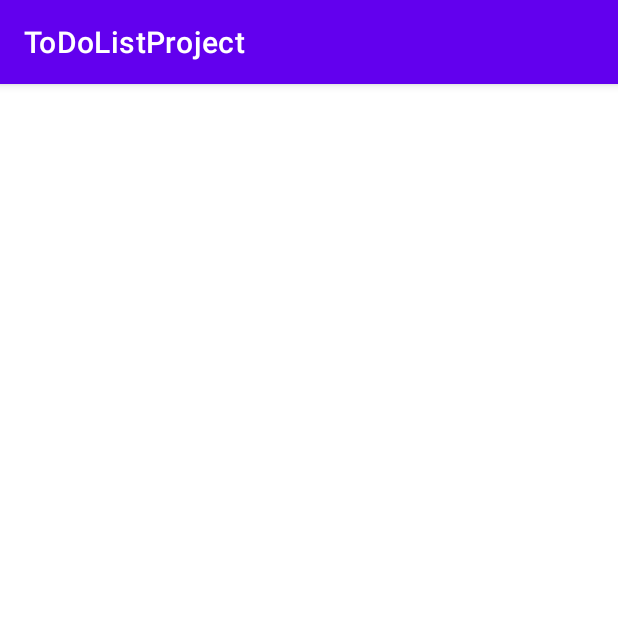
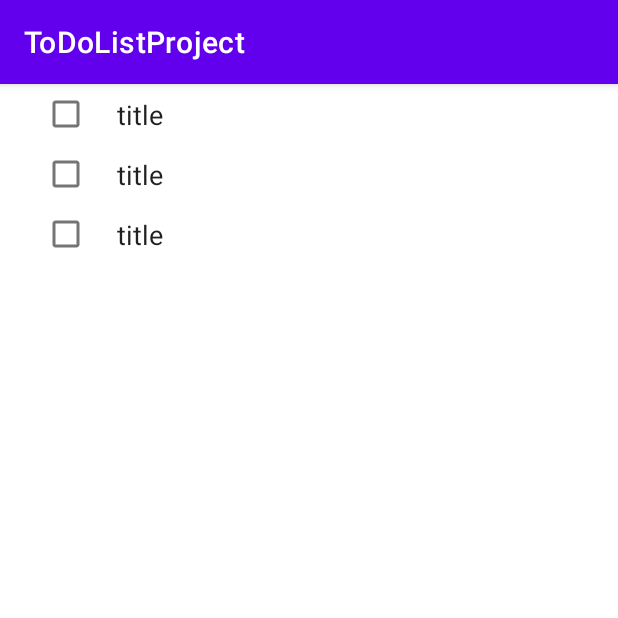
Before and after one commit to asukim2020/ToDoListProject, an Android app: the screen it shows after launch (HomeActivity before the commit, ToDoItemActivity after it), on a phone screen of 412 x 824 dp, the top half of it. Run offline under Robolectric (Android 15) with nearby library versions, the phone set to English and light mode, and no system bars; libraries missing offline, so code that uses them is left out: io.realm, io.realm.log; 4 statements that could not run were skipped.

Commit message:
ToDo RecycerView 만드는 과정 1

```diff
--- a/app/src/main/java/com/asusoft/todolistproject/activity/HomeActivity.kt
+++ b/app/src/main/java/com/asusoft/todolistproject/activity/HomeActivity.kt
@@ -1,16 +1,38 @@
 package com.asusoft.todolistproject.activity
 
+import android.content.Intent
 import androidx.appcompat.app.AppCompatActivity
 import android.os.Bundle
+import android.util.Log
+import com.asusoft.todolistproject.application.ItemApplication
 import com.asusoft.todolistproject.databinding.ActivityHomeBinding
+import io.realm.Realm
 
 class HomeActivity : AppCompatActivity() {
 
+    companion object {
+        var TAG = HomeActivity::class.java.simpleName
+    }
+
     private lateinit var binding: ActivityHomeBinding
+    private lateinit var realm: Realm
 
     override fun onCreate(savedInstanceState: Bundle?) {
         super.onCreate(savedInstanceState)
+        Log.d(TAG, "onCreate()")
         binding = ActivityHomeBinding.inflate(layoutInflater)
         setContentView(binding.root)
+
+        realm = Realm.getInstance(ItemApplication.getRealmConfig())
+
+        val intent = Intent(baseContext, ToDoItemActivity::class.java)
+        // intent.putExtra("myInfo", memberReadDto)
+        startActivity(intent)
+    }
+
+    override fun onDestroy() {
+        super.onDestroy()
+
+        realm.close()
     }
 }
--- /dev/null
+++ b/app/src/main/java/com/asusoft/todolistproject/activity/ToDoItemActivity.kt
@@ -0,0 +1,39 @@
+package com.asusoft.todolistproject.activity
+
+import androidx.appcompat.app.AppCompatActivity
+import android.os.Bundle
+import androidx.recyclerview.widget.LinearLayoutManager
+import com.asusoft.todolistproject.application.ItemApplication
+import com.asusoft.todolistproject.databinding.ActivityToDoItemBinding
+import com.asusoft.todolistproject.recyclerview.RecyclerViewAdapter
+import io.realm.Realm
+
+class ToDoItemActivity : AppCompatActivity() {
+
+    private lateinit var binding: ActivityToDoItemBinding
+    private lateinit var realm: Realm
+
+    private lateinit var adapter: RecyclerViewAdapter
+
+    override fun onCreate(savedInstanceState: Bundle?) {
+        super.onCreate(savedInstanceState)
+        binding = ActivityToDoItemBinding.inflate(layoutInflater)
+        setContentView(binding.root)
+
+        realm = Realm.getInstance(ItemApplication.getRealmConfig())
+
+        val list = ArrayList<Any>()
+        list.add(1)
+        list.add(2)
+        list.add(3)
+
+        adapter = RecyclerViewAdapter(this, list)
+        binding.recyclerView.layoutManager = LinearLayoutManager(baseContext)
+        binding.recyclerView.adapter = adapter
+    }
+
+    override fun onDestroy() {
+        super.onDestroy()
+        realm.close()
+    }
+}
--- a/app/src/main/java/com/asusoft/todolistproject/application/Application.kt
+++ b/app/src/main/java/com/asusoft/todolistproject/application/ItemApplication.kt
@@ -3,6 +3,7 @@ package com.asusoft.todolistproject.application
 import android.app.Application
 import android.content.Context
 import android.graphics.drawable.Drawable
+import android.util.Log
 import androidx.core.content.ContextCompat
 import com.asusoft.todolistproject.util.PreferenceManager
 import io.realm.BuildConfig
@@ -11,10 +12,11 @@ import io.realm.RealmConfiguration
 import io.realm.log.LogLevel
 import io.realm.log.RealmLog
 
-class Application: Application() {
+class ItemApplication: Application() {
 
     companion object {
-        lateinit var instance: Application
+        var TAG = ItemApplication::class.java.simpleName
+        lateinit var instance: ItemApplication
         const val THROTTLE = 1000L
 
         private fun getContext(): Context {
@@ -43,6 +45,7 @@ class Application: Application() {
 
     override fun onCreate() {
         super.onCreate()
+        Log.d(TAG, "onCreate()")
 
         instance = this
         Realm.init(this)
--- /dev/null
+++ b/app/src/main/java/com/asusoft/todolistproject/recyclerview/RecyclerViewAdapter.kt
@@ -0,0 +1,62 @@
+package com.asusoft.todolistproject.recyclerview
+
+import android.util.Log
+import android.view.LayoutInflater
+import android.view.ViewGroup
+import androidx.recyclerview.widget.RecyclerView
+import com.asusoft.todolistproject.R
+import com.asusoft.todolistproject.recyclerview.RecyclerViewType.*
+import com.asusoft.todolistproject.recyclerview.todoitem.ToDoItemHolder
+
+class RecyclerViewAdapter(
+    typeObject: Any,
+    var list: ArrayList<Any>
+): RecyclerView.Adapter<RecyclerView.ViewHolder>() {
+
+    companion object {
+        var TAG = RecyclerViewAdapter::class.java.simpleName
+    }
+
+    private val type = RecyclerViewType.getType(typeObject)
+
+    override fun onCreateViewHolder(parent: ViewGroup, viewType: Int): RecyclerView.ViewHolder {
+        val context = parent.context
+        val inflater = LayoutInflater.from(context)
+
+        return when(type) {
+            TO_DO_ITEM -> {
+                Log.d(TAG, "onCreateViewHolder(): $TO_DO_ITEM")
+                val view = inflater.inflate(R.layout.item_to_do_default, parent, false)
+                ToDoItemHolder(view)
+            }
+        }
+
+    }
+
+    override fun onBindViewHolder(holder: RecyclerView.ViewHolder, position: Int) {
+        if (holder is ViewHolderInterface) {
+            val item = list[position]
+            holder.bind(item)
+        }
+    }
+
+    override fun getItemCount(): Int {
+        return list.size
+    }
+
+    override fun getItemViewType(position: Int): Int {
+        return getType(position)
+    }
+
+    private fun getType(position: Int): Int {
+        val item = list[position]
+
+        return when(type) {
+            TO_DO_ITEM -> {
+                0
+            }
+        }
+
+        return 0
+    }
+}
--- /dev/null
+++ b/app/src/main/java/com/asusoft/todolistproject/recyclerview/RecyclerViewType.kt
@@ -0,0 +1,16 @@
+package com.asusoft.todolistproject.recyclerview
+
+import com.asusoft.todolistproject.activity.ToDoItemActivity
+
+enum class RecyclerViewType(val value: Int) {
+    TO_DO_ITEM(0);
+
+    companion object {
+        fun getType(typeObject: Any): RecyclerViewType {
+            return when(typeObject) {
+                is ToDoItemActivity -> TO_DO_ITEM
+                else -> TO_DO_ITEM
+            }
+        }
+    }
+}
--- /dev/null
+++ b/app/src/main/java/com/asusoft/todolistproject/recyclerview/ViewHolderInterface.kt
@@ -0,0 +1,5 @@
+package com.asusoft.todolistproject.recyclerview
+
+interface ViewHolderInterface {
+    fun bind(item: Any)
+}
--- /dev/null
+++ b/app/src/main/java/com/asusoft/todolistproject/recyclerview/todoitem/ToDoItemHolder.kt
@@ -0,0 +1,15 @@
+package com.asusoft.todolistproject.recyclerview.todoitem
+
+import android.view.View
+import androidx.recyclerview.widget.RecyclerView
+import com.asusoft.todolistproject.recyclerview.ViewHolderInterface
+
+class ToDoItemHolder(
+    val view: View
+): RecyclerView.ViewHolder(view), ViewHolderInterface {
+
+    override fun bind(item: Any) {
+
+    }
+
+}
--- /dev/null
+++ b/app/src/main/java/com/asusoft/todolistproject/recyclerview/todoitem/ToDoItemType.kt
@@ -0,0 +1,6 @@
+package com.asusoft.todolistproject.recyclerview.todoitem
+
+enum class ToDoItemType(val value: Int) {
+    ITEM(0),
+    ADD(1);
+}
--- a/app/src/main/java/com/asusoft/todolistproject/util/PreferenceManager.kt
+++ b/app/src/main/java/com/asusoft/todolistproject/util/PreferenceManager.kt
@@ -2,7 +2,7 @@ package com.asusoft.todolistproject.util
 
 import android.content.Context
 import android.content.SharedPreferences
-import com.asusoft.todolistproject.application.Application
+import com.asusoft.todolistproject.application.ItemApplication
 
 /**
  *
@@ -18,9 +18,9 @@ object PreferenceManager {
     const val DEFAULT_VALUE_LONG = -1L
     const val DEFAULT_VALUE_FLOAT = -1f
 
-    lateinit var context: Application
+    lateinit var context: ItemApplication
 
-    fun setApplicationContext(context: Application) {
+    fun setApplicationContext(context: ItemApplication) {
         this.context = context
     }
 
--- a/app/src/main/res/layout/activity_home.xml
+++ b/app/src/main/res/layout/activity_home.xml
@@ -1,5 +1,6 @@
 <?xml version="1.0" encoding="utf-8"?>
-<androidx.constraintlayout.widget.ConstraintLayout xmlns:android="http://schemas.android.com/apk/res/android"
+<androidx.constraintlayout.widget.ConstraintLayout
+    xmlns:android="http://schemas.android.com/apk/res/android"
     xmlns:app="http://schemas.android.com/apk/res-auto"
     xmlns:tools="http://schemas.android.com/tools"
     android:layout_width="match_parent"
--- /dev/null
+++ b/app/src/main/res/layout/activity_to_do_item.xml
@@ -0,0 +1,15 @@
+<?xml version="1.0" encoding="utf-8"?>
+<androidx.constraintlayout.widget.ConstraintLayout
+    xmlns:android="http://schemas.android.com/apk/res/android"
+    xmlns:app="http://schemas.android.com/apk/res-auto"
+    xmlns:tools="http://schemas.android.com/tools"
+    android:layout_width="match_parent"
+    android:layout_height="match_parent"
+    tools:context=".activity.ToDoItemActivity">
+
+    <androidx.recyclerview.widget.RecyclerView
+        android:id="@+id/recyclerView"
+        android:layout_width="match_parent"
+        android:layout_height="match_parent"/>
+
+</androidx.constraintlayout.widget.ConstraintLayout>
--- /dev/null
+++ b/app/src/main/res/layout/item_to_do_default.xml
@@ -0,0 +1,29 @@
+<?xml version="1.0" encoding="utf-8"?>
+<androidx.constraintlayout.widget.ConstraintLayout xmlns:android="http://schemas.android.com/apk/res/android"
+    android:layout_width="match_parent"
+    android:layout_height="40dp"
+    xmlns:app="http://schemas.android.com/apk/res-auto">
+
+    <CheckBox
+        android:id="@+id/checkbox"
+        android:layout_width="wrap_content"
+        android:layout_height="wrap_content"
+        android:layout_marginStart="20dp"
+        app:layout_constraintTop_toTopOf="parent"
+        app:layout_constraintBottom_toBottomOf="parent"
+        app:layout_constraintStart_toStartOf="parent"/>
+
+    <EditText
+        android:text="title"
+        android:id="@+id/title"
+        android:layout_width="0dp"
+        android:layout_height="wrap_content"
+        android:layout_marginStart="10dp"
+        android:layout_marginEnd="10dp"
+        app:layout_constraintTop_toTopOf="parent"
+        app:layout_constraintBottom_toBottomOf="parent"
+        app:layout_constraintStart_toEndOf="@+id/checkbox"
+        app:layout_constraintEnd_toEndOf="parent"
+        android:background="@android:color/transparent"/>
+
+</androidx.constraintlayout.widget.ConstraintLayout>
```
Also changed, not shown: app/src/main/AndroidManifest.xml (+8 -0 lines), app/src/main/java/com/asusoft/todolistproject/extension/ViewExtension.kt (added, +18 -0 lines), app/src/main/java/com/asusoft/todolistproject/realm/ToDoItem.kt (+9 -2 lines), app/src/main/java/com/asusoft/todolistproject/realm/dto/ToDoItemDto.kt (added, +8 -0 lines), app/src/main/java/com/asusoft/todolistproject/recyclerview/todoitem/ToDoItemAddHolder.kt (added, +15 -0 lines), app/src/main/res/layout/item_to_do_add.xml (added, +16 -0 lines), 1 other file.
